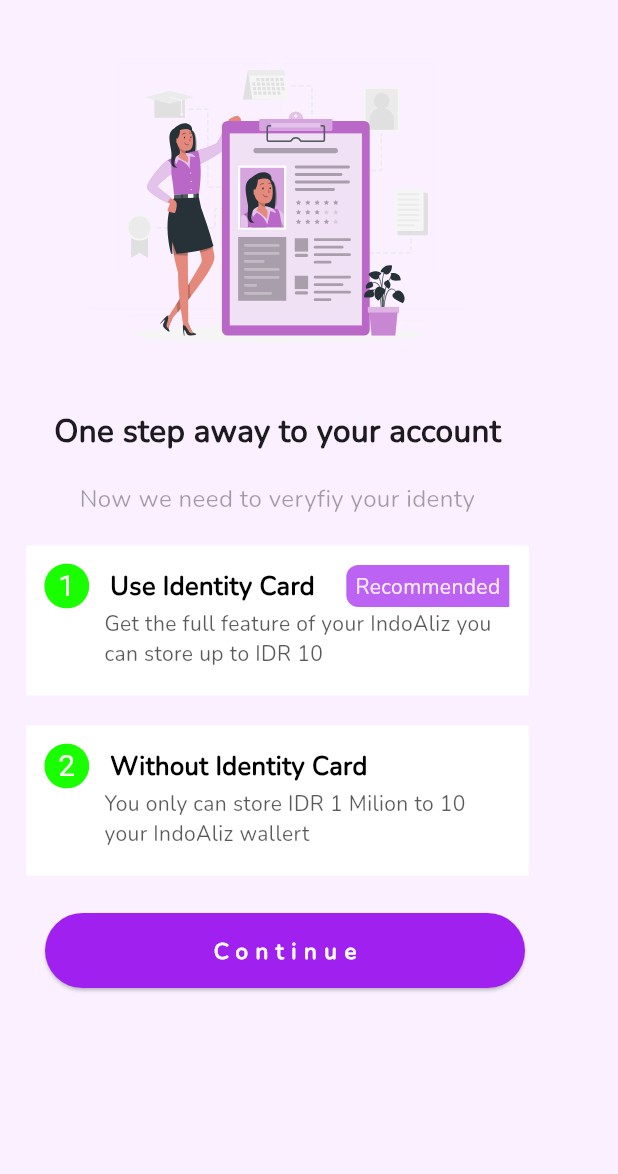
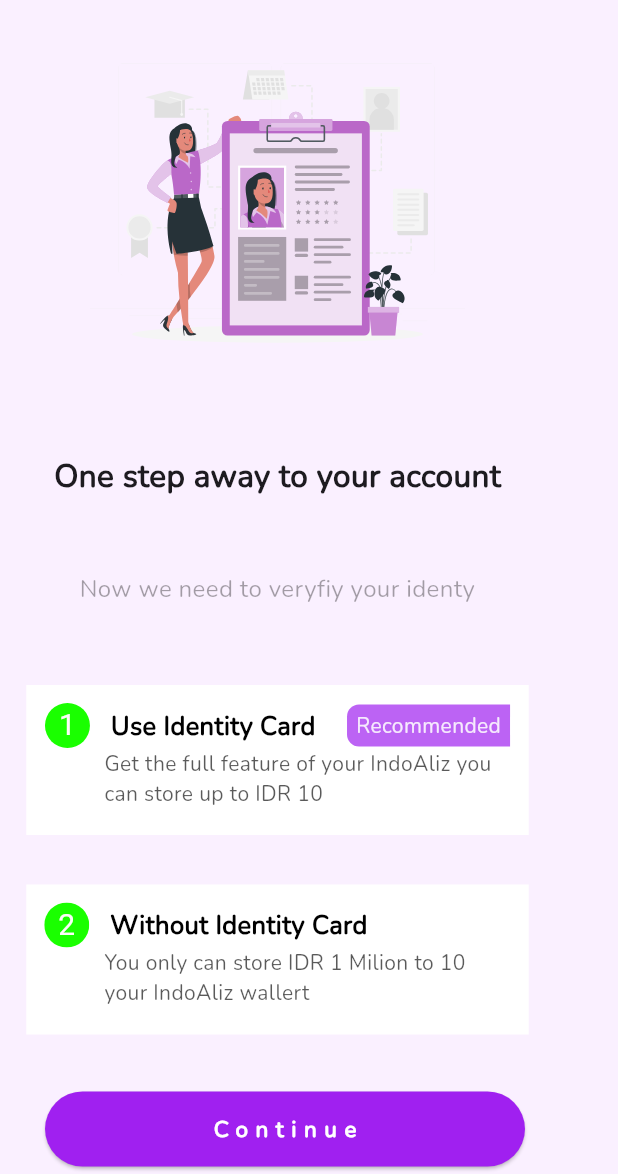
Before and after one commit to surajnaveen/Flutter-UI, a Flutter app: the FifthPage screen opened directly, on a phone screen of 412 x 824 dp, the part 62-1236 px from its top. Run offline on Flutter 3.47's test engine with Material 3 defaults, Android fonts, the phone set to English and light mode, and no system bars; our stand-ins replace device_preview, flutter_svg, intl_phone_number_input, timer_count_down.

Commit message:
Customize
App is not responsive.

```diff
--- a/lib/fifth.dart
+++ b/lib/fifth.dart
@@ -53,6 +53,8 @@ class _FifthPageState extends State<FifthPage> {
       ),
       body: SafeArea(
         child: Column(
+          crossAxisAlignment: CrossAxisAlignment.center,
+          mainAxisAlignment: MainAxisAlignment.spaceBetween,
           children: [
             SvgPicture.asset(
               "asset/Profile data-rafiki.svg",
@@ -60,7 +62,7 @@ class _FifthPageState extends State<FifthPage> {
               height: 250,
             ),
             const Padding(
-              padding: EdgeInsets.all(8.0),
+              padding: EdgeInsets.all(5.0),
               child: Text(
                 "One step away to your account",
                 style: TextStyle(
@@ -82,9 +84,7 @@ class _FifthPageState extends State<FifthPage> {
                 textAlign: TextAlign.center,
               ),
             ),
-            Padding(
-              padding: const EdgeInsets.fromLTRB(0, 0, 0, 20),
-              child: Container(
+             Container(
                 height: 100,
                 width: 335,
                 color: const Color.fromARGB(255, 255, 255, 255),
@@ -93,7 +93,7 @@ class _FifthPageState extends State<FifthPage> {
                   child: Column(
                     children: [
                       Row(
-                        //mainAxisAlignment: MainAxisAlignment.spaceAround,
+                        mainAxisAlignment: MainAxisAlignment.center,
                         children: [
                           ClipRRect(
                             borderRadius: BorderRadius.circular(45.0), //or 15.0
@@ -155,10 +155,8 @@ class _FifthPageState extends State<FifthPage> {
                   ),
                 ),
               ),
-            ),
-            Padding(
-              padding: const EdgeInsets.fromLTRB(0, 0, 0, 20),
-              child: Container(
+
+             Container(
                 height: 100,
                 width: 335,
                 color: const Color.fromARGB(255, 255, 255, 255),
@@ -167,10 +165,10 @@ class _FifthPageState extends State<FifthPage> {
                   child: Column(
                     children: [
                       Row(
-                        //mainAxisAlignment: MainAxisAlignment.spaceAround,
+                        //mainAxisAlignment: MainAxisAlignment.center,
                         children: [
                           ClipRRect(
-                            borderRadius: BorderRadius.circular(45.0), //or 15.0
+                            borderRadius: BorderRadius.circular(45.0),
                             child: Container(
                               height: 30.0,
                               width: 30.0,
@@ -209,7 +207,7 @@ class _FifthPageState extends State<FifthPage> {
                   ),
                 ),
               ),
-            ),
+
             SizedBox(
               height: 60,
               width: 370,
@@ -255,6 +253,7 @@ class PopUpBox extends StatelessWidget {
       content: Container(
         height: MediaQuery.of(context).size.height * 0.5,
         child: Column(
+          mainAxisAlignment: MainAxisAlignment.spaceBetween,
           children: [
             SvgPicture.asset(
               "asset/undraw_done_re_oak4.svg",
--- a/lib/third.dart
+++ b/lib/third.dart
@@ -75,7 +75,7 @@ class _ThirdPageState extends State<ThirdPage> {
               ),
             ),
             const Padding(
-              padding: EdgeInsets.fromLTRB(25, 10, 25, 20),
+              padding: EdgeInsets.fromLTRB(20, 7, 20, 17),
               child: Text(
                 "Enter 4 digit number that sent to your number",
                 style: TextStyle(
@@ -182,7 +182,7 @@ class _ThirdPageState extends State<ThirdPage> {
               ),
             ),
             Padding(
-              padding: const EdgeInsets.all(45.0),
+              padding: const EdgeInsets.all(35.0),
               child: Row(
                 mainAxisAlignment: MainAxisAlignment.center,
                 children: [
@@ -211,11 +211,7 @@ class _ThirdPageState extends State<ThirdPage> {
                     ),
                     interval: const Duration(milliseconds: 1000),
                     onFinished: () {
-                      // ScaffoldMessenger.of(context).showSnackBar(
-                      //   const SnackBar(
-                      //     content: Text('Timer is done!'),
-                      //   ),
-                      // );
+
                     },
                   ),
                 ],
```
